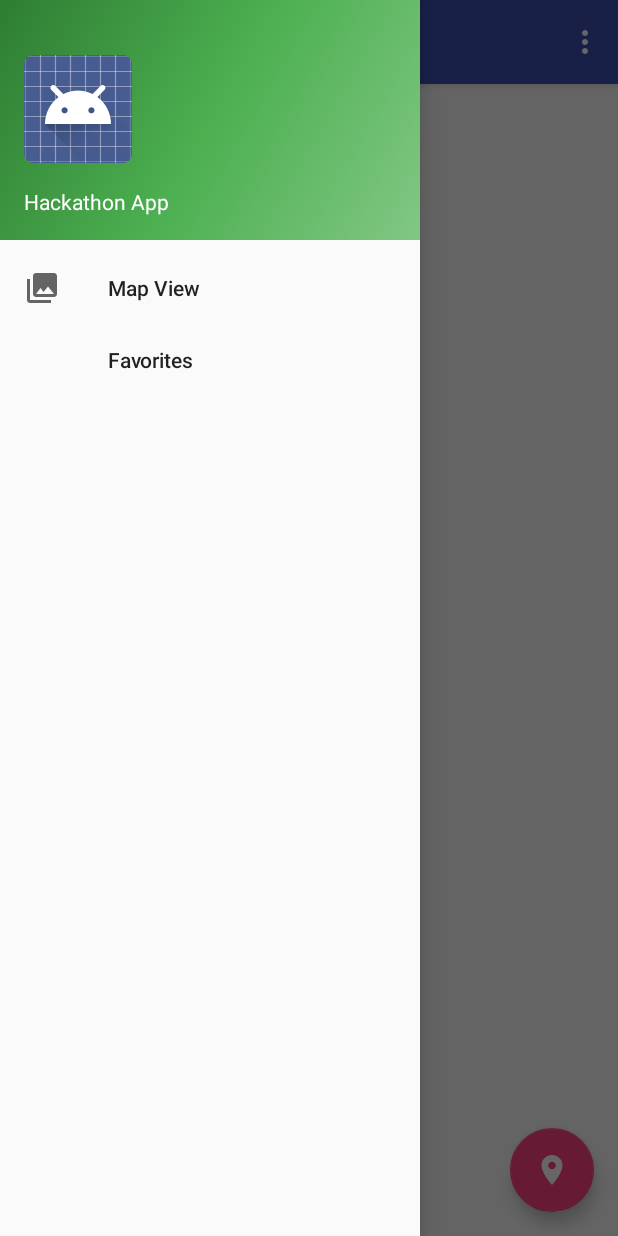
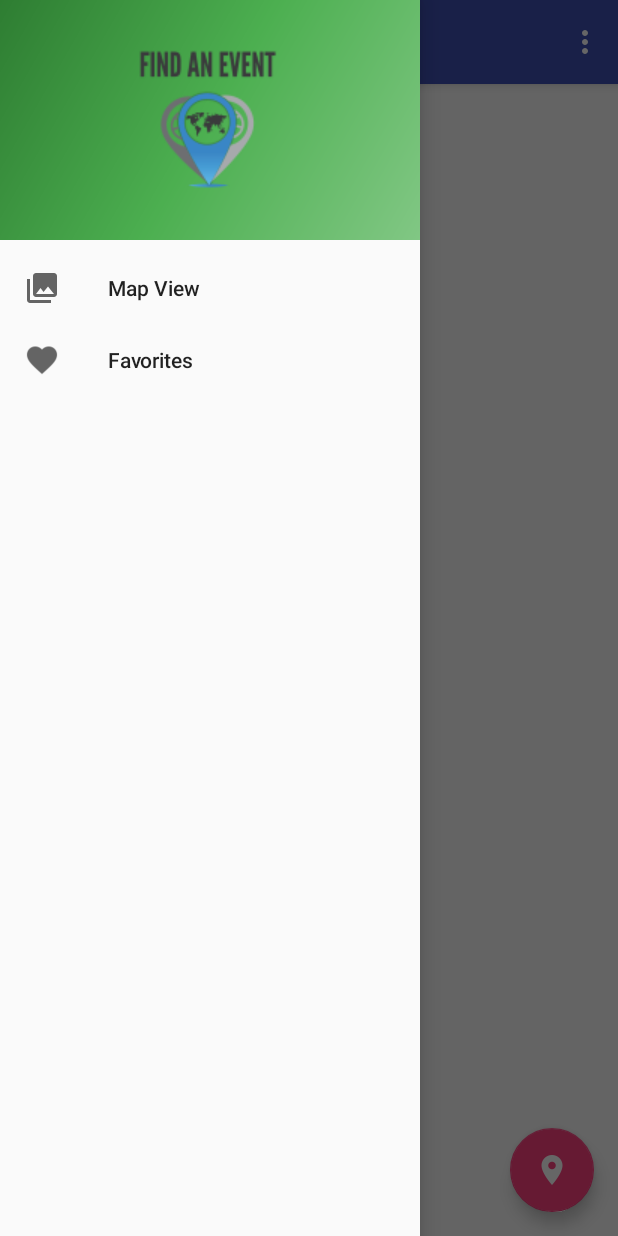
Before and after one commit to aknipe93/cs275-Hack-an-app, an Android app: the screen it shows after launch (MainActivity), with the side drawer open, on a phone screen of 412 x 824 dp. Run offline under Robolectric (Android 15) with nearby library versions, the phone set to English and light mode, and no system bars; 4 statements that could not run were skipped.

Commit message:
Final App

```diff
--- a/Hack-A-App/app/src/main/AndroidManifest.xml
+++ b/Hack-A-App/app/src/main/AndroidManifest.xml
@@ -14,7 +14,7 @@
 
     <application
         android:allowBackup="true"
-        android:icon="@mipmap/ic_launcher"
+        android:icon="@mipmap/ic_logo"
         android:label="@string/app_name"
         android:supportsRtl="true"
         android:theme="@style/AppTheme">
--- a/Hack-A-App/app/src/main/java/com/example/alex/hack_a_app/DBHelper.java
+++ b/Hack-A-App/app/src/main/java/com/example/alex/hack_a_app/DBHelper.java
@@ -22,7 +22,7 @@ public class DBHelper extends SQLiteOpenHelper{
     // Contacts table name
     private static final String TABLE_FAV = "fav";
     // Shops Table Columns names
-    private static final String KEY_ID = "id";
+    private static final String KEY_ID = "_id";
     private static final String KEY_NAME = "name";
     private static final String KEY_DATE = "date";
     private static final String KEY_LOCATION = "location";
@@ -33,7 +33,7 @@ public class DBHelper extends SQLiteOpenHelper{
     }
     @Override
     public void onCreate(SQLiteDatabase db) {
-        String CREATE_CONTACTS_TABLE = "CREATE TABLE " + TABLE_FAV + "(INTEGER PRIMARY KEY AUTOINCREMENT NOT NUL," + KEY_NAME + " TEXT, " +
+        String CREATE_CONTACTS_TABLE = "CREATE TABLE " + TABLE_FAV + "("+KEY_ID+" INTEGER PRIMARY KEY AUTOINCREMENT," + KEY_NAME + " TEXT, " +
                 KEY_DATE + " TEXT," + KEY_LOCATION + " TEXT, " +KEY_URLHACK + " TEXT " +")";
         db.execSQL(CREATE_CONTACTS_TABLE);
     }
--- a/Hack-A-App/app/src/main/res/layout/nav_header_main.xml
+++ b/Hack-A-App/app/src/main/res/layout/nav_header_main.xml
@@ -16,7 +16,8 @@
         android:layout_width="wrap_content"
         android:layout_height="wrap_content"
         android:paddingTop="@dimen/nav_header_vertical_spacing"
-        android:src="@android:drawable/sym_def_app_icon" />
+        android:src="@drawable/ic_logo"
+        android:layout_gravity="center" />
 
     <TextView
         android:layout_width="match_parent"
--- a/Hack-A-App/app/src/main/res/menu/activity_main_drawer.xml
+++ b/Hack-A-App/app/src/main/res/menu/activity_main_drawer.xml
@@ -8,7 +8,8 @@
             android:title="Map View" />
         <item
             android:id="@+id/nav_faves"
-            android:title="Favorites" />
+            android:title="Favorites"
+            android:icon="@drawable/ic_favorite_black_24dp"/>
 
     </group>
 
```
Also changed, not shown: Hack-A-App/app/src/main/java/com/example/alex/hack_a_app/DetailedHack.java (+4 -5 lines), Hack-A-App/app/src/main/res/drawable/ic_logo.png (added), Hack-A-App/app/src/main/res/mipmap-hdpi/ic_logo.png (added), Hack-A-App/app/src/main/res/mipmap-mdpi/ic_logo.png (added), Hack-A-App/app/src/main/res/mipmap-xhdpi/ic_logo.png (added), Hack-A-App/app/src/main/res/mipmap-xxhdpi/ic_logo.png (added), Hack-A-App/app/src/main/res/mipmap-xxxhdpi/ic_logo.png (added).
